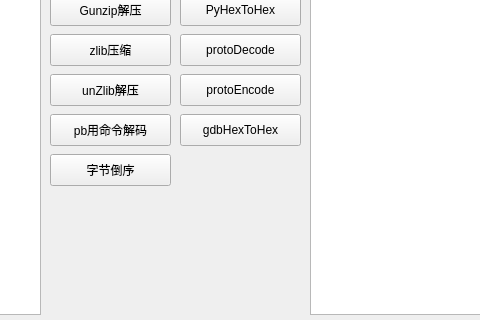
This is ui/login.ui in luorui110120/byteProcessor as Qt 5 draws it before an edit; both pictures show x 440 to 920 and y 326 to 646 of the 1260 by 646 pixel window. The edited form follows.
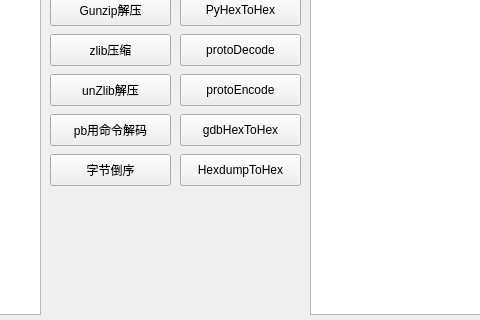
This is the edited form.

Commit message: 添加hex_dump转hex的功能

Diff of the .ui file:
```diff
--- a/ui/login.ui
+++ b/ui/login.ui
@@ -382,6 +382,19 @@
     <string>字节倒序</string>
    </property>
   </widget>
+  <widget class="QPushButton" name="btn_hex_dump_to_hex">
+   <property name="geometry">
+    <rect>
+     <x>620</x>
+     <y>480</y>
+     <width>121</width>
+     <height>32</height>
+    </rect>
+   </property>
+   <property name="text">
+    <string>HexdumpToHex</string>
+   </property>
+  </widget>
  </widget>
  <resources/>
  <connections/>
```
Left out of the diff: 2 changed lines with no effect on the pictures. The commit also changes 2 other files.
